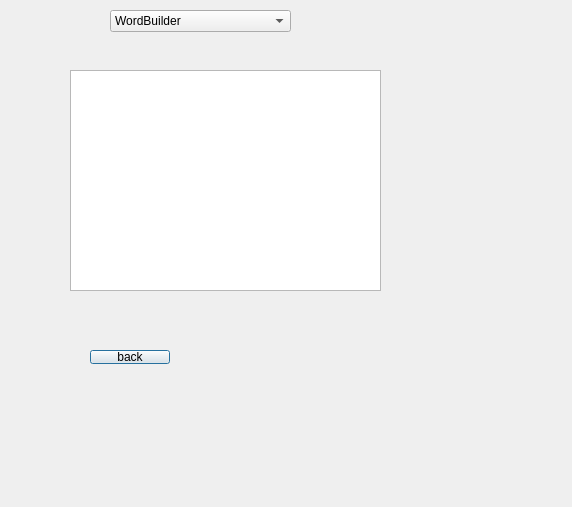
First picture: the form in client/src/ui/leaderboarddialog_ui.ui, repository Nihileon/word-elimination, before the edit.
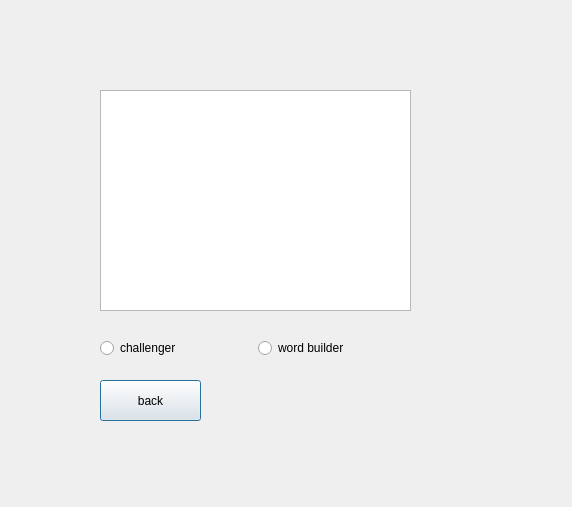
Second picture: the form after the edit. Custom widgets are drawn as their Qt base class.

Diff of the .ui file:
```diff
--- a/client/src/ui/leaderboarddialog_ui.ui
+++ b/client/src/ui/leaderboarddialog_ui.ui
@@ -16,47 +16,65 @@
   <widget class="QTableView" name="leaderboardTableView">
    <property name="geometry">
     <rect>
-     <x>70</x>
-     <y>70</y>
+     <x>100</x>
+     <y>90</y>
      <width>311</width>
      <height>221</height>
     </rect>
    </property>
   </widget>
-  <widget class="QComboBox" name="characterComboBox">
+  <widget class="QtMaterialRaisedButton" name="backPushButton">
    <property name="geometry">
     <rect>
-     <x>110</x>
-     <y>10</y>
-     <width>181</width>
-     <height>22</height>
-    </rect>
-   </property>
-   <item>
-    <property name="text">
-     <string>WordBuilder</string>
-    </property>
-   </item>
-   <item>
-    <property name="text">
-     <string>Challenger</string>
-    </property>
-   </item>
-  </widget>
-  <widget class="QPushButton" name="backPushButton">
-   <property name="geometry">
-    <rect>
-     <x>90</x>
-     <y>350</y>
-     <width>80</width>
-     <height>14</height>
+     <x>100</x>
+     <y>380</y>
+     <width>101</width>
+     <height>41</height>
     </rect>
    </property>
    <property name="text">
     <string>back</string>
    </property>
   </widget>
+  <widget class="QWidget" name="layoutWidget">
+   <property name="geometry">
+    <rect>
+     <x>100</x>
+     <y>320</y>
+     <width>309</width>
+     <height>56</height>
+    </rect>
+   </property>
+   <layout class="QHBoxLayout" name="horizontalLayout">
+    <item>
+     <widget class="QtMaterialRadioButton" name="challengerRadioButton">
+      <property name="text">
+       <string>challenger</string>
+      </property>
+     </widget>
+    </item>
+    <item>
+     <widget class="QtMaterialRadioButton" name="wordRadioButton">
+      <property name="text">
+       <string>word builder</string>
+      </property>
+     </widget>
+    </item>
+   </layout>
+  </widget>
  </widget>
+ <customwidgets>
+  <customwidget>
+   <class>QtMaterialRadioButton</class>
+   <extends>QRadioButton</extends>
+   <header location="global">qtmaterialradiobutton.h</header>
+  </customwidget>
+  <customwidget>
+   <class>QtMaterialRaisedButton</class>
+   <extends>QPushButton</extends>
+   <header location="global">qtmaterialraisedbutton.h</header>
+  </customwidget>
+ </customwidgets>
  <resources/>
  <connections/>
 </ui>
```
